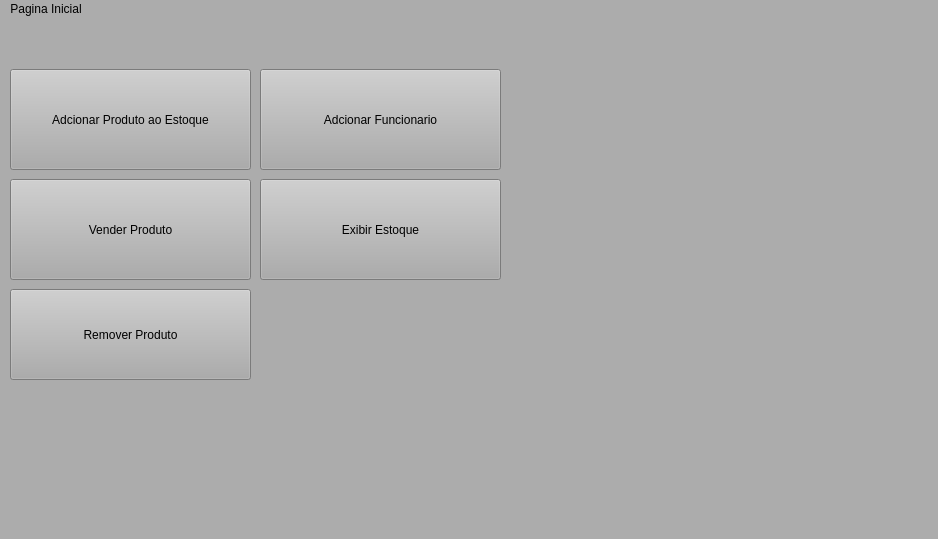
Old version of the form ProjetoFinal/interface/mainwindow.ui in the repository FCJar/Controle-de-estoque-e-vendas-de-loja.
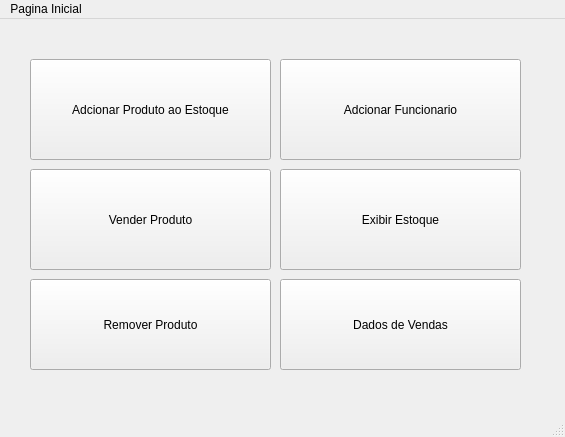
New version of the form.

```diff
--- a/ProjetoFinal/interface/mainwindow.ui
+++ b/ProjetoFinal/interface/mainwindow.ui
@@ -6,23 +6,23 @@
    <rect>
     <x>0</x>
     <y>0</y>
-    <width>938</width>
-    <height>539</height>
+    <width>565</width>
+    <height>437</height>
    </rect>
   </property>
   <property name="windowTitle">
    <string>MainWindow</string>
   </property>
   <property name="styleSheet">
-   <string notr="true">background-color: rgb(172, 172, 172);
+   <string notr="true">
 </string>
   </property>
   <widget class="QWidget" name="centralwidget">
    <widget class="QPushButton" name="AdProduto">
     <property name="geometry">
      <rect>
-      <x>10</x>
-      <y>50</y>
+      <x>30</x>
+      <y>40</y>
       <width>241</width>
       <height>101</height>
      </rect>
@@ -34,8 +34,8 @@
    <widget class="QPushButton" name="EEstoque">
     <property name="geometry">
      <rect>
-      <x>260</x>
-      <y>160</y>
+      <x>280</x>
+      <y>150</y>
       <width>241</width>
       <height>101</height>
      </rect>
@@ -47,8 +47,8 @@
    <widget class="QPushButton" name="VProduto">
     <property name="geometry">
      <rect>
-      <x>10</x>
-      <y>160</y>
+      <x>30</x>
+      <y>150</y>
       <width>241</width>
       <height>101</height>
      </rect>
@@ -60,8 +60,8 @@
    <widget class="QPushButton" name="AdFunc">
     <property name="geometry">
      <rect>
-      <x>260</x>
-      <y>50</y>
+      <x>280</x>
+      <y>40</y>
       <width>241</width>
       <height>101</height>
      </rect>
@@ -73,8 +73,8 @@
    <widget class="QPushButton" name="RemoverPro">
     <property name="geometry">
      <rect>
-      <x>10</x>
-      <y>270</y>
+      <x>30</x>
+      <y>260</y>
       <width>241</width>
       <height>91</height>
      </rect>
@@ -83,6 +83,19 @@
      <string>Remover Produto</string>
     </property>
    </widget>
+   <widget class="QPushButton" name="pushButton">
+    <property name="geometry">
+     <rect>
+      <x>280</x>
+      <y>260</y>
+      <width>241</width>
+      <height>91</height>
+     </rect>
+    </property>
+    <property name="text">
+     <string>Dados de Vendas</string>
+    </property>
+   </widget>
   </widget>
   <widget class="QStatusBar" name="statusbar"/>
   <widget class="QMenuBar" name="menubar">
@@ -90,7 +103,7 @@
     <rect>
      <x>0</x>
      <y>0</y>
-     <width>938</width>
+     <width>565</width>
      <height>25</height>
     </rect>
    </property>
```
